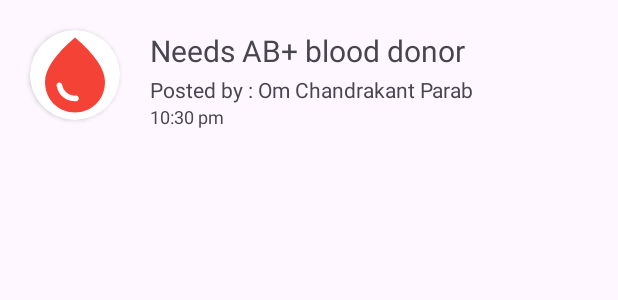
After one commit to UnejucatedGuy/Blood-Link, an Android app: the layout rcvitem_request.xml on its own in the app's theme, with its tools: preview values and no code run, on a phone screen of 412 x 824 dp. The commit adds this screen. Shown: the top 300 px of the screen. Run offline under Robolectric (Android 15) with nearby library versions, the phone set to English and light mode, and no system bars.

Commit message:
Requests RecyclerView Working Properly

```diff
--- /dev/null
+++ b/app/src/main/res/layout/rcvitem_request.xml
@@ -0,0 +1,81 @@
+<?xml version="1.0" encoding="utf-8"?>
+<LinearLayout xmlns:android="http://schemas.android.com/apk/res/android"
+    android:layout_width="match_parent"
+    android:layout_height="100dp"
+    android:backgroundTint="@color/cream"
+    xmlns:app="http://schemas.android.com/apk/res-auto">
+
+
+
+        <androidx.cardview.widget.CardView
+            android:layout_width="60dp"
+            android:layout_height="60dp"
+            app:cardCornerRadius="60dp"
+            android:layout_margin="20dp"
+            android:id="@+id/crdvRequestItem">
+
+            <ImageView
+                android:layout_width="match_parent"
+                android:layout_height="match_parent"
+                android:scaleType="centerCrop"
+                android:src="@drawable/ic_baseline_blood_drop_24"/>
+
+        </androidx.cardview.widget.CardView>
+    <LinearLayout
+            android:layout_width="wrap_content"
+            android:layout_height="wrap_content"
+            android:orientation="vertical">
+        <LinearLayout
+            android:layout_width="wrap_content"
+            android:layout_height="wrap_content"
+            android:layout_toRightOf="@id/crdvRequestItem"
+            android:layout_marginTop="20dp">
+            <TextView
+                android:layout_width="wrap_content"
+                android:layout_height="30dp"
+                android:text="Needs "
+                android:textSize="20sp" />
+            <TextView
+                android:layout_width="wrap_content"
+                android:layout_height="30dp"
+                android:id="@+id/txvBloodGroup"
+                android:text="AB+"
+                android:textSize="20sp" />
+            <TextView
+                android:layout_width="wrap_content"
+                android:layout_height="30dp"
+                android:text=" blood donor"
+                android:textSize="20sp"
+                />
+        </LinearLayout>
+
+        <LinearLayout
+            android:layout_width="wrap_content"
+            android:layout_height="wrap_content"
+            >
+            <TextView
+                android:layout_width="wrap_content"
+                android:layout_height="wrap_content"
+                android:text="Posted by : "
+                android:textSize="14sp"
+                />
+            <TextView
+                android:layout_width="wrap_content"
+                android:layout_height="wrap_content"
+                android:id="@+id/txvName"
+                android:text="Om Chandrakant Parab"
+                android:textSize="14sp"
+                />
+
+        </LinearLayout>
+
+        <TextView
+            android:layout_width="wrap_content"
+            android:layout_height="wrap_content"
+            android:id="@+id/txvTime"
+            android:text="10:30 pm"
+            android:textSize="12sp" />
+
+
+    </LinearLayout>
+</LinearLayout>
--- a/app/src/main/res/values-night/themes.xml
+++ b/app/src/main/res/values-night/themes.xml
@@ -1,13 +1,14 @@
 <resources xmlns:tools="http://schemas.android.com/tools">
     <!-- Base application theme. -->
-    <style name="Theme.HemoShare" parent="Theme.MaterialComponents.DayNight.DarkActionBar">
+    <style name="Theme.HemoShare" parent="Theme.MaterialComponents.DayNight.NoActionBar">
         <!-- Primary brand color. -->
-        <item name="colorPrimary">@color/purple_200</item>
-        <item name="colorPrimaryVariant">@color/purple_700</item>
-        <item name="colorOnPrimary">@color/black</item>
+        <!-- Primary brand color. -->
+        <item name="colorPrimary">#EF4B4B</item>
+        <item name="colorPrimaryVariant">#E19991</item>
+        <item name="colorOnPrimary">#F3EED9</item>
         <!-- Secondary brand color. -->
-        <item name="colorSecondary">@color/teal_200</item>
-        <item name="colorSecondaryVariant">@color/teal_200</item>
+        <item name="colorSecondary">#84AEE1</item>
+        <item name="colorSecondaryVariant">#2196F3</item>
         <item name="colorOnSecondary">@color/black</item>
         <!-- Status bar color. -->
         <item name="android:statusBarColor">?attr/colorPrimaryVariant</item>
--- a/app/src/main/res/values/colors.xml
+++ b/app/src/main/res/values/colors.xml
@@ -7,4 +7,6 @@
     <color name="teal_700">#FF018786</color>
     <color name="black">#FF000000</color>
     <color name="white">#FFFFFFFF</color>
+    <color name="cream">#FFF3EED9</color>
+
 </resources>
--- a/app/src/main/res/values/themes.xml
+++ b/app/src/main/res/values/themes.xml
@@ -1,6 +1,6 @@
 <resources xmlns:tools="http://schemas.android.com/tools">
     <!-- Base application theme. -->
-    <style name="Theme.HemoShare" parent="Theme.MaterialComponents.DayNight.NoActionBar">
+    <style name="Theme.HemoShare" parent="Theme.Material3.DayNight.NoActionBar">
         <!-- Primary brand color. -->
         <item name="colorPrimary">#EF4B4B</item>
         <item name="colorPrimaryVariant">#E19991</item>
--- a/build.gradle
+++ b/build.gradle
@@ -12,6 +12,6 @@ buildscript {
 
 // Top-level build file where you can add configuration options common to all sub-projects/modules.
 plugins {
-    id 'com.android.application' version '7.3.1' apply false
-    id 'com.android.library' version '7.3.1' apply false
+    id 'com.android.application' version '7.4.2' apply false
+    id 'com.android.library' version '7.4.2' apply false
 }
```
Also changed, not shown: app/src/main/AndroidManifest.xml (+15 -8 lines), app/src/main/java/com/example/hemoshare/LoginActivity.java (+27 -0 lines), app/src/main/java/com/example/hemoshare/MainActivity.java (+14 -24 lines), app/src/main/java/com/example/hemoshare/Model/Constants.java (+82 -11 lines), app/src/main/java/com/example/hemoshare/NewProfileActivity.java (+5 -11 lines), app/src/main/java/com/example/hemoshare/RequestAdapter.java (added, +52 -0 lines), app/src/main/java/com/example/hemoshare/RequestBloodActivity.java (+34 -4 lines), app/src/main/java/com/example/hemoshare/RequestModel.java (added, +42 -0 lines), app/src/main/java/com/example/hemoshare/RequestsActivity.java (added, +179 -0 lines), app/src/main/res/layout/activity_profile.xml (+9 -4 lines), app/src/main/res/layout/activity_requests.xml (added, +19 -0 lines), app/src/main/res/values/strings.xml (+10 -0 lines), gradle/wrapper/gradle-wrapper.properties.
